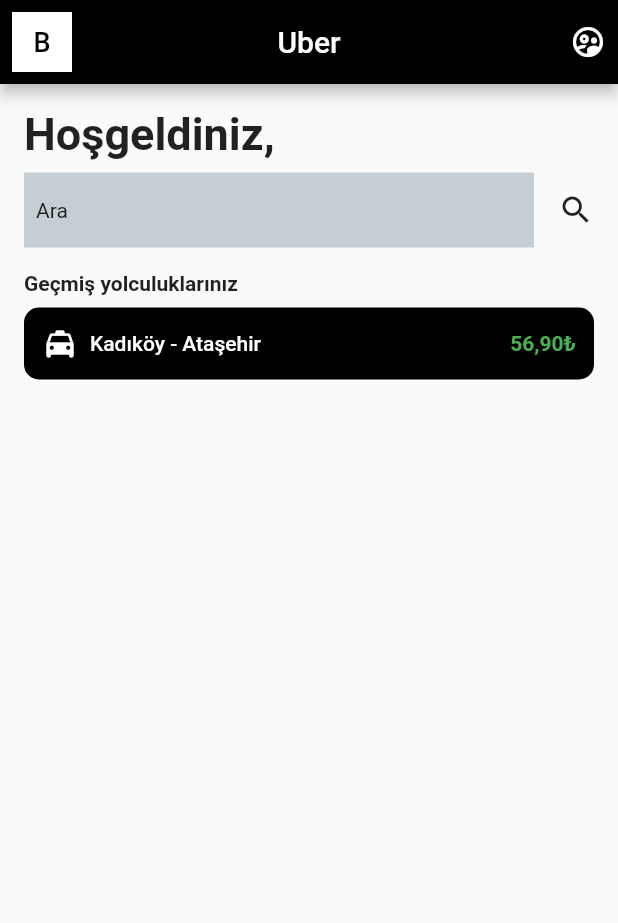
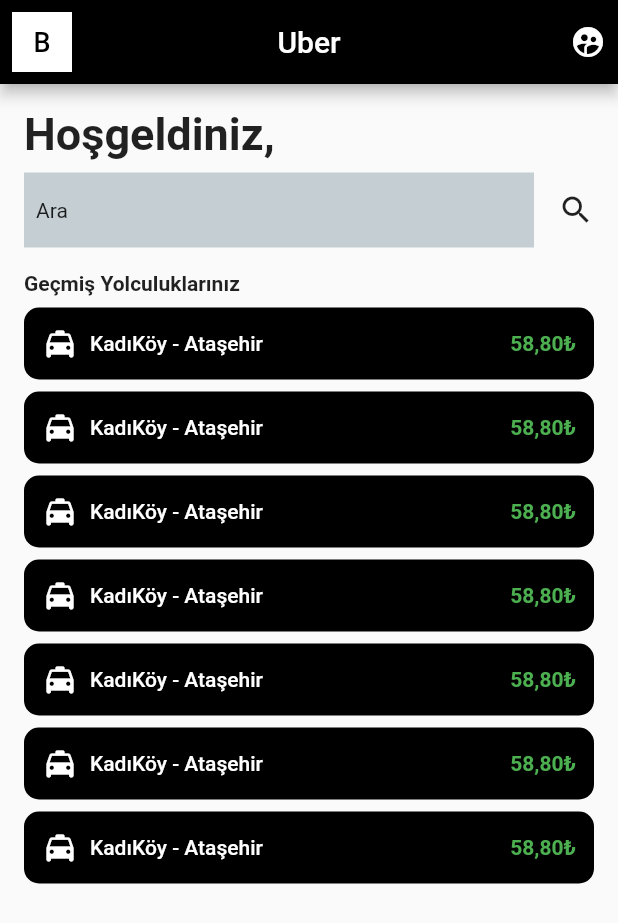
Before and after one commit to yakupc55/flutter_examples, a Flutter app: the screen it shows after launch, on a phone screen of 412 x 824 dp. Shown: the top 923 px of the screen. Run offline on Flutter 3.47's test engine with Material 2 defaults, Android fonts, the phone set to English and light mode, and no system bars.

Commit message:
last changes

```diff
--- a/project002/lib/main.dart
+++ b/project002/lib/main.dart
@@ -1,3 +1,5 @@
+import 'dart:ui';
+
 import 'package:flutter/material.dart';
 
 void main() => runApp(const MyApp());
@@ -10,12 +12,12 @@
     return const MaterialApp(
         debugShowCheckedModeBanner: false,
         title: 'Material App',
-        home: HomePage());
+        home: HomePageWidget());
   }
 }
 
-class HomePage extends StatelessWidget {
-  const HomePage({
+class HomePageWidget extends StatelessWidget {
+  const HomePageWidget({
     Key? key,
   }) : super(key: key);
 
@@ -39,42 +41,52 @@
       padding: const EdgeInsets.all(16.0),
       child: Column(
         crossAxisAlignment: CrossAxisAlignment.start,
-        children: [
-          const Padding(
+        children: const [
+          Padding(
             padding: EdgeInsets.only(bottom: 8.0),
             child: Text(
               "Hoşgeldiniz,",
               style: TextStyle(fontSize: 30.0, fontWeight: FontWeight.w700),
             ),
           ),
-          Row(
-            children: [
-              Expanded(
-                child: Padding(
-                  padding: const EdgeInsets.only(right: 16.0),
-                  child: Container(
-                      height: 50,
-                      color: Colors.blueGrey.withOpacity(0.35),
-                      child: const Align(
-                          alignment: Alignment.centerLeft,
-                          child: Padding(
-                            padding: EdgeInsets.only(left: 8),
-                            child: Text("Ara"),
-                          ))),
+          MainPageSearchAreaWidget(),
+          SizedBox(
+            height: 16,
           ),
+          Text(
+            "Geçmiş Yolculuklarınız",
+            style: TextStyle(fontWeight: FontWeight.w600),
           ),
-              const Icon(Icons.search),
+          SizedBox(
+            height: 8.0,
+          ),
+          CardLocationWidget(),
+          SizedBox(height: 8.0),
+          CardLocationWidget(),
+          SizedBox(height: 8.0),
+          CardLocationWidget(),
+          SizedBox(height: 8.0),
+          CardLocationWidget(),
+          SizedBox(height: 8.0),
+          CardLocationWidget(),
+          SizedBox(height: 8.0),
+          CardLocationWidget(),
+          SizedBox(height: 8.0),
+          CardLocationWidget(),
         ],
       ),
-          const SizedBox(
-            height: 16.0,
-          ),
-          const Text(
-            "Geçmiş yolculuklarınız",
-            style: TextStyle(fontWeight: FontWeight.w600),
-          ),
-          const SizedBox(height: 8.0),
-          Container(
+    );
+  }
+}
+
+class CardLocationWidget extends StatelessWidget {
+  const CardLocationWidget({
+    Key? key,
+  }) : super(key: key);
+
+  @override
+  Widget build(BuildContext context) {
+    return Container(
       decoration: BoxDecoration(
           color: Colors.black, borderRadius: BorderRadius.circular(10)),
       child: Padding(
@@ -90,22 +102,50 @@
             ),
             Expanded(
               child: Text(
-                      "Kadıköy - Ataşehir",
-                      style: TextStyle(
-                          color: Colors.white, fontWeight: FontWeight.w500),
+                "KadıKöy - Ataşehir",
+                style:
+                    TextStyle(color: Colors.white, fontWeight: FontWeight.w500),
               ),
             ),
             Text(
-                    "56,90₺",
-                    style: TextStyle(
-                        color: Colors.green, fontWeight: FontWeight.bold),
+              "58,80₺",
+              style:
+                  TextStyle(color: Colors.green, fontWeight: FontWeight.bold),
             )
           ],
         ),
       ),
-          )
+    );
+  }
+}
+
+class MainPageSearchAreaWidget extends StatelessWidget {
+  const MainPageSearchAreaWidget({
+    Key? key,
+  }) : super(key: key);
+
+  @override
+  Widget build(BuildContext context) {
+    return Row(
+      children: [
+        Expanded(
+          child: Padding(
+            padding: const EdgeInsets.only(right: 16.0),
+            child: Container(
+              height: 50,
+              color: Colors.blueGrey.withOpacity(0.35),
+              child: const Align(
+                alignment: Alignment.centerLeft,
+                child: Padding(
+                  padding: EdgeInsets.only(left: 8.0),
+                  child: Text("Ara"),
+                ),
+              ),
+            ),
+          ),
+        ),
+        const Icon(Icons.search)
       ],
-      ),
     );
   }
 }
@@ -117,15 +157,14 @@
             backgroundColor: Colors.black,
             elevation: 4,
             centerTitle: true,
+            leading: const MyAppBarLeading(),
             title: const Text("Uber"),
-          leading: const MyAppBarLeading(),
             actions: const [
               Padding(
                 padding: EdgeInsets.all(8.0),
-              child: Icon(Icons.supervised_user_circle_outlined),
+                child: Icon(Icons.supervised_user_circle_rounded),
               )
-          ],
-        );
+            ]);
 }
 
 class MyAppBarLeading extends StatelessWidget {
@@ -138,6 +177,7 @@
     return Padding(
       padding: const EdgeInsets.all(8.0),
       child: Container(
+        color: Colors.white,
         child: const Center(
           child: Text(
             "B",
@@ -145,7 +185,6 @@
                 color: Colors.black, fontWeight: FontWeight.w500, fontSize: 18),
           ),
         ),
-        color: Colors.white,
       ),
     );
   }
```
Lines whose indentation alone changed are shown as unchanged.
